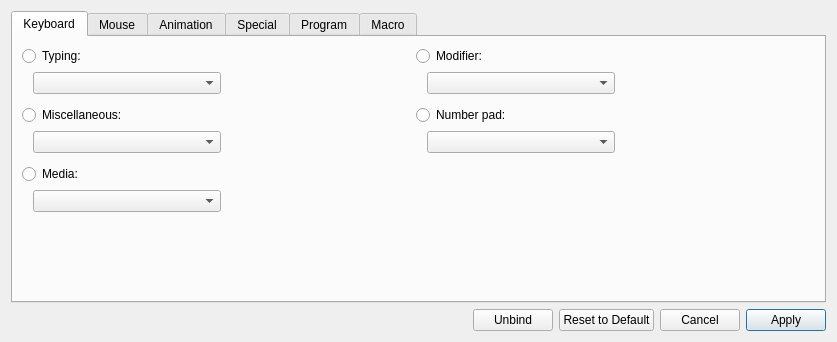
Above: src/ckb/rebindwidget.ui from ckb-next/ckb-next before the change. Below: the same form after it.
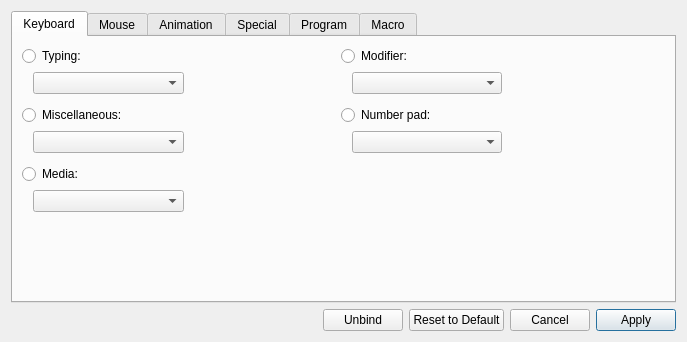
That is the form after the change. The open tabs and pages were chosen to show the change.

What changed in the file:
```diff
--- a/src/ckb/rebindwidget.ui
+++ b/src/ckb/rebindwidget.ui
@@ -6,7 +6,7 @@
    <rect>
     <x>0</x>
     <y>0</y>
-    <width>837</width>
+    <width>687</width>
     <height>342</height>
    </rect>
   </property>
@@ -1451,7 +1451,7 @@
        </property>
        <property name="sizeHint" stdset="0">
         <size>
-         <width>5</width>
+         <width>40</width>
          <height>20</height>
         </size>
        </property>
```
Left out of the diff: 2 changed lines with no effect on the pictures.
